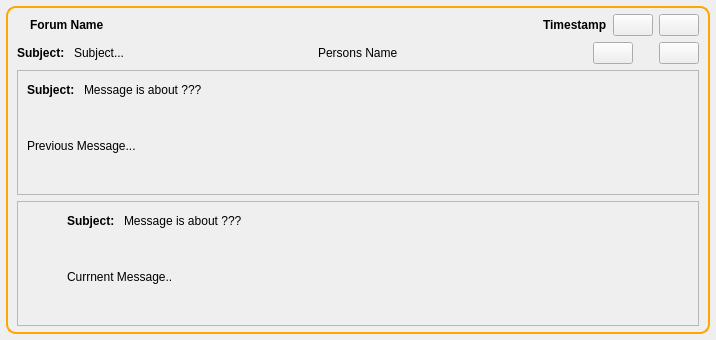
This is retroshare-gui/src/gui/feeds/ForumMsgItem.ui in RetroShare/RetroShare as Qt 5 draws it before an edit. The edited form follows.
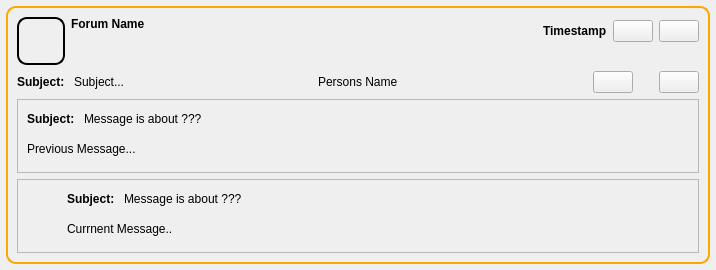
This is the edited form. Icons and pictures are not drawn.

Commit message: fixed to enable wordwrap for Forum Message Item, to not display long message in one line.

The edit to the form file:
```diff
--- a/retroshare-gui/src/gui/feeds/ForumMsgItem.ui
+++ b/retroshare-gui/src/gui/feeds/ForumMsgItem.ui
@@ -7,7 +7,7 @@
     <x>0</x>
     <y>0</y>
     <width>716</width>
-    <height>340</height>
+    <height>270</height>
    </rect>
   </property>
   <property name="windowTitle">
@@ -37,26 +37,41 @@
      <property name="frameShadow">
       <enum>QFrame::Raised</enum>
      </property>
-     <layout class="QVBoxLayout">
-      <property name="topMargin">
-       <number>6</number>
-      </property>
-      <property name="bottomMargin">
-       <number>6</number>
-      </property>
-      <item>
-       <layout class="QHBoxLayout">
-        <item>
+     <layout class="QGridLayout" name="gridLayout_3">
+      <item row="0" column="0">
+       <layout class="QGridLayout" name="gridLayout">
+        <item row="0" column="0">
          <widget class="QLabel" name="label">
+          <property name="minimumSize">
+           <size>
+            <width>48</width>
+            <height>48</height>
+           </size>
+          </property>
+          <property name="maximumSize">
+           <size>
+            <width>48</width>
+            <height>48</height>
+           </size>
+          </property>
+          <property name="styleSheet">
+           <string notr="true">QLabel#label{border: 2px solid black;
+background: qlineargradient(x1: 0, y1: 0, x2: 0, y2: 1,
+                                     stop: 0 #F7B552, stop: 1 #FB8428);
+border-radius: 10px}</string>
+          </property>
           <property name="text">
            <string/>
           </property>
           <property name="pixmap">
            <pixmap resource="../images.qrc">:/images/konversation.png</pixmap>
           </property>
+          <property name="alignment">
+           <set>Qt::AlignCenter</set>
+          </property>
          </widget>
         </item>
-        <item>
+        <item row="0" column="1">
          <widget class="QLabel" name="titleLabel">
           <property name="sizePolicy">
            <sizepolicy hsizetype="Minimum" vsizetype="Minimum">
@@ -75,22 +90,29 @@
           <property name="text">
            <string>Forum Name</string>
           </property>
+          <property name="alignment">
+           <set>Qt::AlignLeading|Qt::AlignLeft|Qt::AlignTop</set>
+          </property>
          </widget>
         </item>
-        <item>
+       </layout>
+      </item>
+      <item row="0" column="1">
+       <layout class="QGridLayout" name="gridLayout_2">
+        <item row="0" column="0">
          <spacer name="horizontalSpacer">
           <property name="orientation">
            <enum>Qt::Horizontal</enum>
           </property>
           <property name="sizeHint" stdset="0">
            <size>
-            <width>40</width>
+            <width>358</width>
             <height>20</height>
            </size>
           </property>
          </spacer>
         </item>
-        <item>
+        <item row="0" column="1">
          <widget class="QLabel" name="timestamplabel">
           <property name="font">
            <font>
@@ -102,9 +124,12 @@
           <property name="text">
            <string>Timestamp</string>
           </property>
+          <property name="alignment">
+           <set>Qt::AlignLeading|Qt::AlignLeft|Qt::AlignVCenter</set>
+          </property>
          </widget>
         </item>
-        <item>
+        <item row="0" column="2">
          <widget class="QPushButton" name="expandButton">
           <property name="sizePolicy">
            <sizepolicy hsizetype="Fixed" vsizetype="Fixed">
@@ -124,7 +149,7 @@
           </property>
          </widget>
         </item>
-        <item>
+        <item row="0" column="3">
          <widget class="QPushButton" name="clearButton">
           <property name="sizePolicy">
            <sizepolicy hsizetype="Fixed" vsizetype="Fixed">
@@ -144,9 +169,22 @@
           </property>
          </widget>
         </item>
+        <item row="1" column="0" colspan="4">
+         <spacer name="horizontalSpacer_2">
+          <property name="orientation">
+           <enum>Qt::Horizontal</enum>
+          </property>
+          <property name="sizeHint" stdset="0">
+           <size>
+            <width>518</width>
+            <height>20</height>
+           </size>
+          </property>
+         </spacer>
+        </item>
        </layout>
       </item>
-      <item>
+      <item row="1" column="0" colspan="2">
        <layout class="QHBoxLayout">
         <item>
          <widget class="QLabel" name="label_2">
@@ -265,7 +303,7 @@
         </item>
        </layout>
       </item>
-      <item>
+      <item row="2" column="0" colspan="2">
        <widget class="QFrame" name="prevFrame">
         <property name="frameShape">
          <enum>QFrame::StyledPanel</enum>
@@ -339,6 +377,9 @@
              <property name="text">
               <string>Previous Message...</string>
              </property>
+             <property name="wordWrap">
+              <bool>true</bool>
+             </property>
             </widget>
            </item>
            <item>
@@ -362,7 +403,7 @@
         </layout>
        </widget>
       </item>
-      <item>
+      <item row="3" column="0" colspan="2">
        <widget class="QFrame" name="nextFrame">
         <property name="frameShape">
          <enum>QFrame::StyledPanel</enum>
@@ -452,6 +493,9 @@
              <property name="text">
               <string>Currnent Message..</string>
              </property>
+             <property name="wordWrap">
+              <bool>true</bool>
+             </property>
             </widget>
            </item>
           </layout>
```
Left out of the diff: 3 changed lines with no effect on the pictures. The commit also changes 1 other file.
